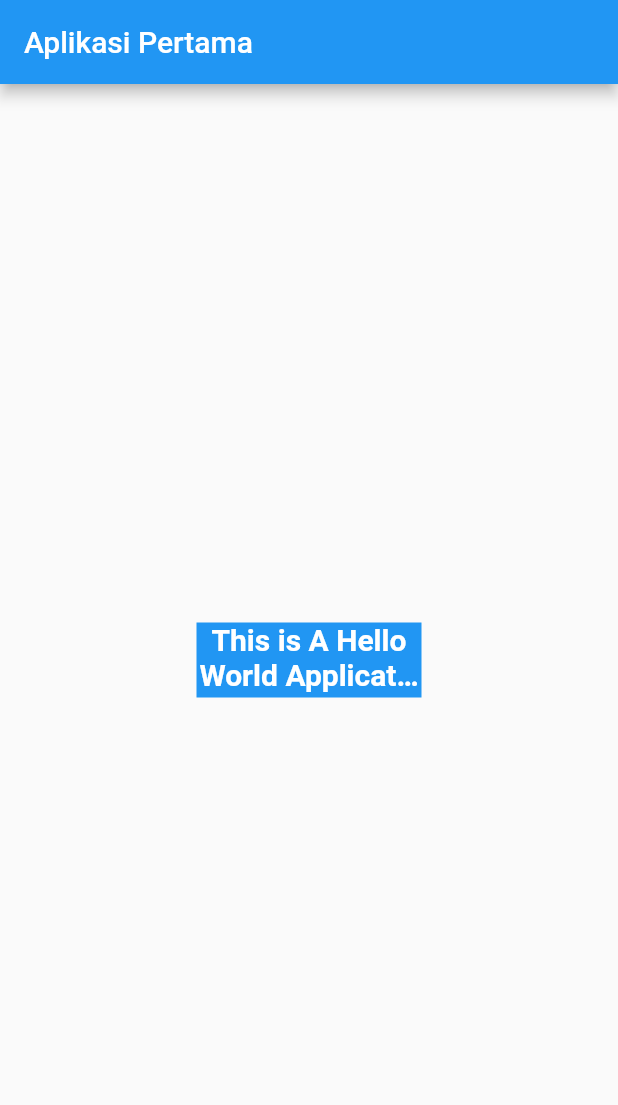
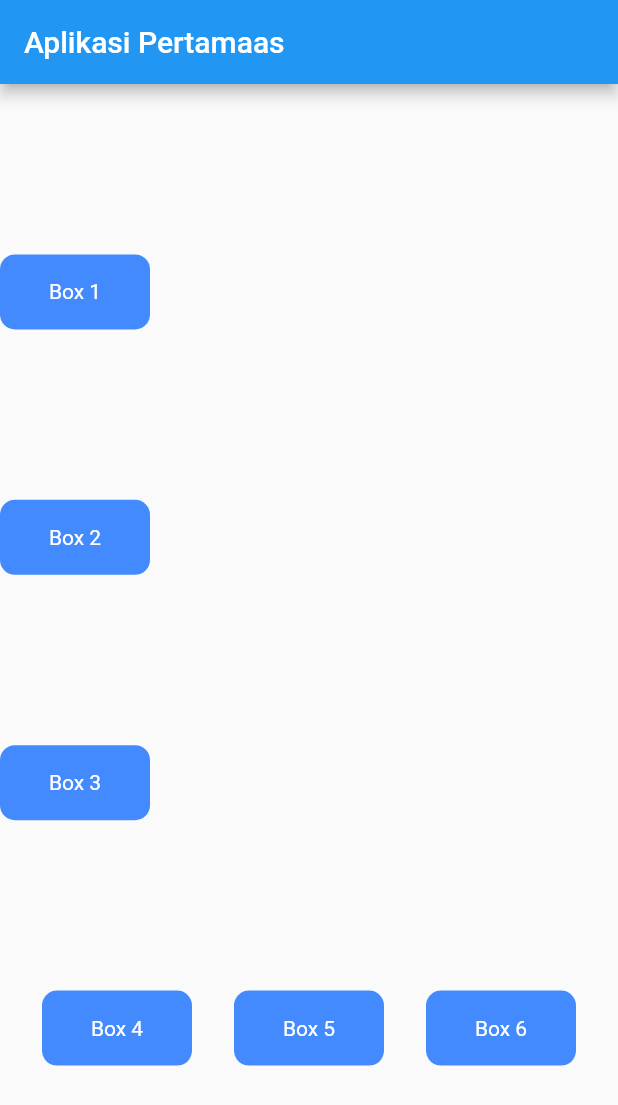
Before and after one commit to saldisucipto/flutter_great, a Flutter app: the screen it shows after launch, on a phone screen of 412 x 824 dp. Shown: the top 1105 px of the screen. Run offline on Flutter 3.47's test engine with Material 2 defaults, Android fonts, the phone set to English and light mode, and no system bars.

Commit message:
Row And Column

```diff
--- a/lib/main.dart
+++ b/lib/main.dart
@@ -1,7 +1,9 @@
 import 'package:flutter/material.dart';
 
 void main() {
-  runApp(const MyApp());
+  runApp(const MaterialApp(
+    home: MyApp(),
+  ));
 }
 
 class MyApp extends StatelessWidget {
@@ -10,40 +12,126 @@ class MyApp extends StatelessWidget {
   @override
   Widget build(BuildContext context) {
     // Kita menggunkan null safety dan menggunkan const
+    var ukuran = MediaQuery.of(context).size;
     return MaterialApp(
       // Menghilangkan banner debug
       debugShowCheckedModeBanner: false,
       home: Scaffold(
         // ini adalah widget tampilan yang akan digunakan
         appBar: AppBar(
-          title: const Text("Aplikasi Pertama"),
+          title: const Text("Aplikasi Pertamaas"),
         ),
         body: Center(
-          // ini widget untuk menempatkan semuanya ditengah
-          // body adalah parameter dari scaffold widget untuk memberikan konten pada body aplikasi kita
-          child: Container(
-            color: Colors.blue,
-            width: 150,
-            height: 50,
-            child: const Text(
-              "This is A Hello World Application lorem ipsum dolor sit ammet",
-              // Mengatur batas maksimal text
-              maxLines: 2,
-              // ,mepunyai properties overflow juga
-              overflow: TextOverflow.ellipsis,
-              softWrap: false,
-              // mengatur align text
-              textAlign: TextAlign.center,
-              // Styling Text
-              style: TextStyle(
-                // merubah warna text
-                color: Colors.white,
-                // Merubah ketebalan text
-                fontWeight: FontWeight.bold,
-                // Merubah ukuran Text
-                fontSize: 20,
+          child: Column(
+            // Column akan membuat sebuah penempatan list secara menurun atau horizontal
+            mainAxisAlignment: MainAxisAlignment.spaceEvenly,
+            // Untuk Mengatur Content pada Kolom dimulai dengan start
+            crossAxisAlignment: CrossAxisAlignment.start,
+            children: [
+              Container(
+                decoration: BoxDecoration(
+                  borderRadius: BorderRadius.circular(10),
+                  color: Colors.blueAccent,
+                ),
+                width: 100,
+                height: 50,
+                child: const Center(
+                  child: Text(
+                    "Box 1",
+                    textAlign: TextAlign.center,
+                    style: TextStyle(color: Colors.white),
+                  ),
+                ),
               ),
-            ),
+              Container(
+                decoration: BoxDecoration(
+                  borderRadius: BorderRadius.circular(10),
+                  color: Colors.blueAccent,
+                ),
+                width: 100,
+                height: 50,
+                child: const Center(
+                  child: Text(
+                    "Box 2",
+                    textAlign: TextAlign.center,
+                    style: TextStyle(color: Colors.white),
+                  ),
+                ),
+              ),
+              Container(
+                decoration: BoxDecoration(
+                  borderRadius: BorderRadius.circular(10),
+                  color: Colors.blueAccent,
+                ),
+                width: 100,
+                height: 50,
+                child: const Center(
+                  child: Text(
+                    "Box 3",
+                    textAlign: TextAlign.center,
+                    style: TextStyle(color: Colors.white),
+                  ),
+                ),
+              ),
+              Container(
+                  decoration: BoxDecoration(
+                    borderRadius: BorderRadius.circular(10),
+                    // color: Colors.blueAccent,
+                  ),
+                  height: 50,
+                  width: ukuran.width,
+                  child: Row(
+                    // Mangatur Space Pada Element
+                    mainAxisAlignment: MainAxisAlignment.spaceEvenly,
+                    children: [
+                      Container(
+                        decoration: BoxDecoration(
+                          borderRadius: BorderRadius.circular(10),
+                          color: Colors.blueAccent,
+                        ),
+                        width: 100,
+                        height: 50,
+                        child: const Center(
+                          child: Text(
+                            "Box 4",
+                            textAlign: TextAlign.center,
+                            style: TextStyle(color: Colors.white),
+                          ),
+                        ),
+                      ),
+                      Container(
+                        decoration: BoxDecoration(
+                          borderRadius: BorderRadius.circular(10),
+                          color: Colors.blueAccent,
+                        ),
+                        width: 100,
+                        height: 50,
+                        child: const Center(
+                          child: Text(
+                            "Box 5",
+                            textAlign: TextAlign.center,
+                            style: TextStyle(color: Colors.white),
+                          ),
+                        ),
+                      ),
+                      Container(
+                        decoration: BoxDecoration(
+                          borderRadius: BorderRadius.circular(10),
+                          color: Colors.blueAccent,
+                        ),
+                        width: 100,
+                        height: 50,
+                        child: const Center(
+                          child: Text(
+                            "Box 6",
+                            textAlign: TextAlign.center,
+                            style: TextStyle(color: Colors.white),
+                          ),
+                        ),
+                      ),
+                    ],
+                  )),
+            ],
           ),
         ),
       ),
```
